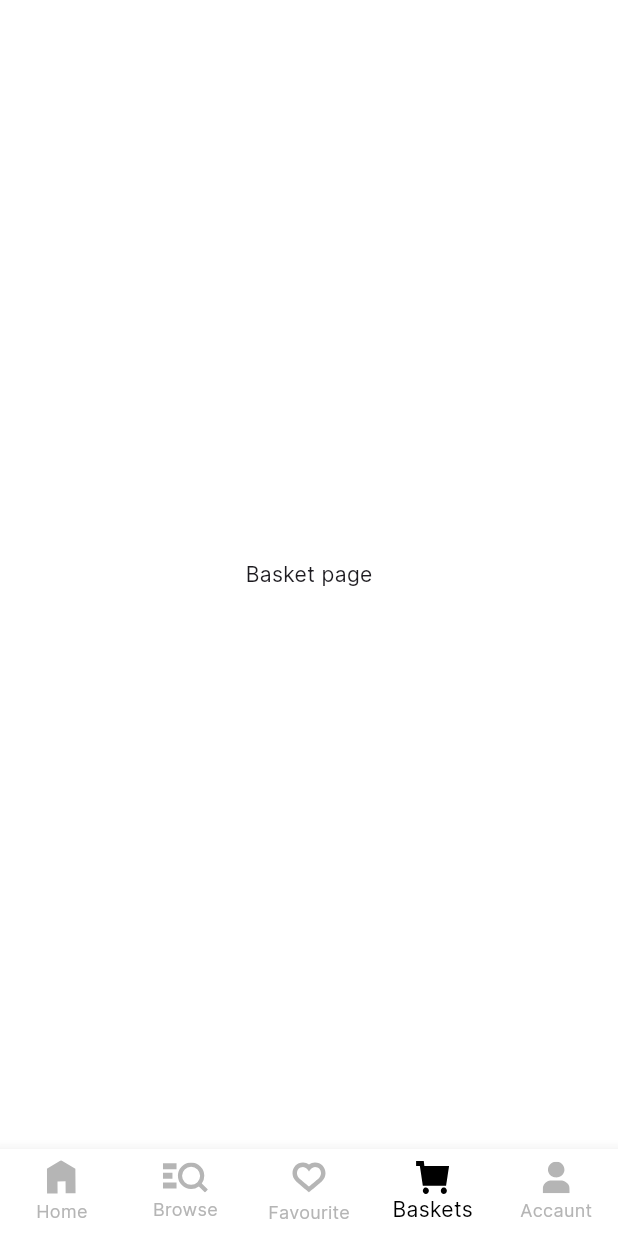
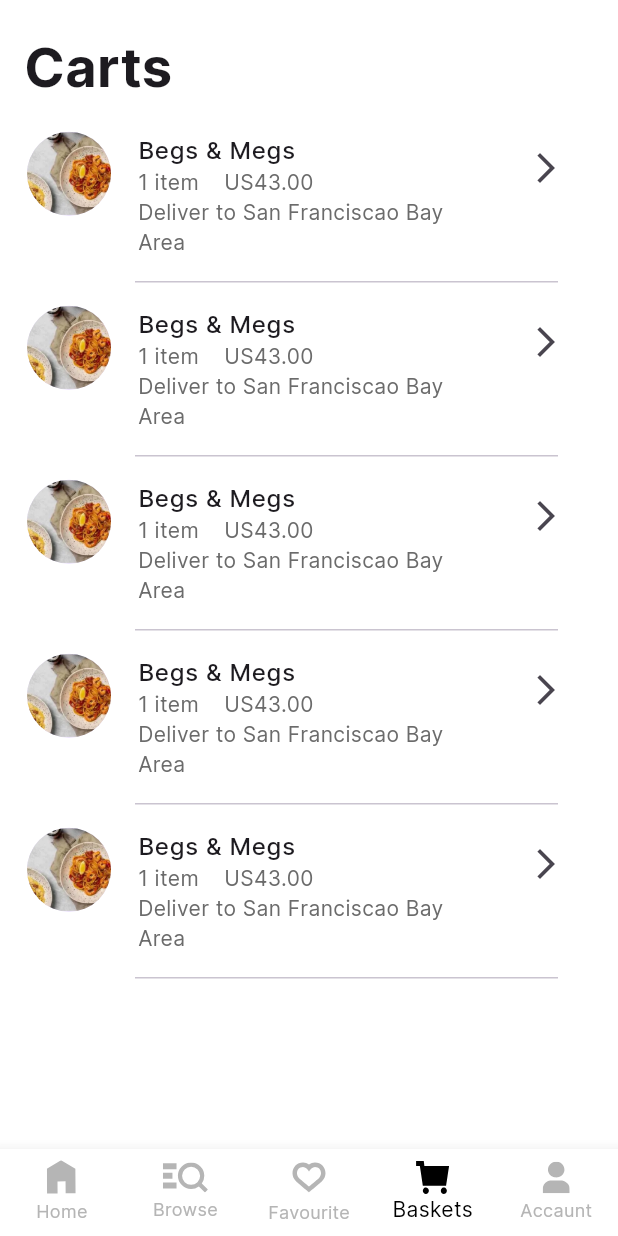
Before and after one commit to diyorxalloqov/restaurant_application, a Flutter app: the BottomNavBarPage screen opened by its route, item 4 of the bottom bar chosen, on a phone screen of 412 x 824 dp. Run offline on Flutter 3.47's test engine with Material 3 defaults, Android fonts, the phone set to English and light mode, and no system bars; our stand-ins replace adaptive_theme, connectivity_plus, dartz, dio, easy_localization, equatable and 6 more; missing offline and left inert: in_app_update; accounts and stored records are empty.

```diff
--- a/lib/core/constants/assets/app_colors.dart
+++ b/lib/core/constants/assets/app_colors.dart
@@ -56,3 +56,4 @@ Color itemSubtitleColor = const Color(0xff6B6B6B);
 Color searchIconColor = const Color(0xff000000);
 Color searchIconDarkColor = const Color(0xffFFFFFF);
 Color searchBarColor2 = const Color(0xffEEEEEE);
+Color basketDescColor = const Color(0xff545454);
--- a/lib/core/constants/assets/app_icon.dart
+++ b/lib/core/constants/assets/app_icon.dart
@@ -12,7 +12,9 @@ class AppIcon {
   static const String favourite = 'assets/icons/favourite.svg';
   static const String baskets_1 = 'assets/icons/basket_1.svg';
   static const String baskets = 'assets/icons/basket.svg';
+  static const String cancel = 'assets/icons/cancel.svg';
   static const String accaunt_1 = 'assets/icons/accaunt_1.svg';
+  static const String default_filter = 'assets/icons/default_filter.svg';
   static const String accaunt = 'assets/icons/accaunt.svg';
   static const String filter = 'assets/icons/filter.svg';
   static const String schedule = 'assets/icons/schedule.svg';
--- a/lib/core/constants/assets/app_images.dart
+++ b/lib/core/constants/assets/app_images.dart
@@ -9,6 +9,8 @@ class AppImages {
   static const String onBoarding4 = 'assets/images/onboarding4.png';
   static const String search_product = 'assets/images/search_product.png';
   static const String default_profile = 'assets/images/default_profile.png';
+  static const String carts = 'assets/images/carts.png';
+
 
 
 }
--- a/lib/core/lang/en.json
+++ b/lib/core/lang/en.json
@@ -47,6 +47,12 @@
     "help": "Help",
     "searchHint": "What are you craving?",
     "searchPageHint": "Food, shopping, drinks, etc",
-    "allCategories": "All categories"
+    "allCategories": "All categories",
+    "searchFavouriteHint": "search to favourited item",
+    "carts": "Carts",
+    "basketEmpty": "Add items to start a basket",
+    "basketEmptyDesc": "Once you add items from a restuarant or\nstore, your basket will appear here",
+    "startShopping": "Start Shopping",
+    "filters": "All filters"
 
 }
--- a/lib/core/theme/app_theme.dart
+++ b/lib/core/theme/app_theme.dart
@@ -30,8 +30,7 @@ class AppTheme {
       fontSize: AppSizes.size_12,
     )),
     searchBarTheme: const SearchBarThemeData(
-      backgroundColor: WidgetStatePropertyAll<Color>(Colors.white)
-    ),
+        backgroundColor: WidgetStatePropertyAll<Color>(Colors.white)),
     inputDecorationTheme: InputDecorationTheme(
         border: OutlineInputBorder(borderRadius: BorderRadius.circular(8)),
         focusedBorder: OutlineInputBorder(
@@ -55,11 +54,11 @@ class AppTheme {
     }),
     cardTheme: CardTheme(color: cardColor),
     tabBarTheme: TabBarTheme(
-      indicatorSize: TabBarIndicatorSize.tab,
-      dividerColor: Colors.transparent,
-      unselectedLabelColor: tabLabelUnselectedColor,
-      labelColor: tabLabelSelectedColor,
-    ),
+        indicatorSize: TabBarIndicatorSize.tab,
+        dividerColor: Colors.transparent,
+        unselectedLabelColor: tabLabelUnselectedColor,
+        labelColor: tabLabelSelectedColor),
+    bottomSheetTheme: BottomSheetThemeData(backgroundColor: bottomSheetColor),
     visualDensity: VisualDensity.adaptivePlatformDensity,
     elevatedButtonTheme: ElevatedButtonThemeData(
         style: ElevatedButton.styleFrom(
@@ -83,6 +82,10 @@ class AppTheme {
       unselectedLabelColor: tabLabelUnselectedDarkColor,
       labelColor: tabLabelSelectedDarkColor,
     ),
+
+    bottomSheetTheme:
+        BottomSheetThemeData(backgroundColor: bottomSheetDarkColor),
+
     fontFamily: AppfontFamily.inter,
     inputDecorationTheme: InputDecorationTheme(
         border: OutlineInputBorder(borderRadius: BorderRadius.circular(8)),
@@ -95,8 +98,7 @@ class AppTheme {
         filled: true,
         fillColor: textFormFieldFillDarkColor),
     searchBarTheme: const SearchBarThemeData(
-        backgroundColor: WidgetStatePropertyAll<Color>(Colors.black)
-    ),
+        backgroundColor: WidgetStatePropertyAll<Color>(Colors.black)),
     cardTheme: CardTheme(color: cardDarkColor),
     bottomNavigationBarTheme:
         BottomNavigationBarThemeData(backgroundColor: bottomNavbarBlackColor),
--- a/lib/modules/basket/ui/basket_page.dart
+++ b/lib/modules/basket/ui/basket_page.dart
@@ -1,12 +1,69 @@
+import 'package:restaurant_app/modules/basket/ui/widgets/basket_item_widget.dart';
 import 'package:restaurant_app/modules/global/imports/app_imports.dart';
 
 class BasketPage extends StatelessWidget {
-  const BasketPage({super.key});
+  final VoidCallback onTap;
+  const BasketPage({super.key, required this.onTap});
 
   @override
   Widget build(BuildContext context) {
-    return Center(
-      child: Text('Basket page'),
+    return Column(
+      children: [
+        const SpaceHeight(height: 10),
+        Align(
+          alignment: Alignment.topLeft,
+          child: Padding(
+            padding: const EdgeInsets.symmetric(horizontal: 16, vertical: 10),
+            child: Text(
+              'carts'.tr(),
+              style: const TextStyle(
+                  fontSize: AppSizes.size_36, fontWeight: AppFontWeight.w_700),
+            ),
+          ),
+        ),
+        //! is not empty
+        Expanded(
+            child: ListView.builder(
+                itemCount: 5,
+                itemBuilder: (context, index) {
+                  return BasketItem(
+                    onTap: () {},
+                    title: 'Begs & Megs',
+                    image: AppImages.default_product_max,
+                    subtitle:
+                        '1 item    US43.00\nDeliver to San Franciscao Bay Area',
+                  );
+                })),
+        // Column(
+        //   children: [
+        //     const SpaceHeight(height: 71),
+        //     Center(child: Image.asset(AppImages.carts)),
+        //     Text('basketEmpty'.tr(),
+        //         style: const TextStyle(
+        //             fontSize: AppSizes.size_20,
+        //             fontWeight: AppFontWeight.w_500)),
+        //     const SpaceHeight(height: 12),
+        //     Text('basketEmptyDesc'.tr(),
+        //         style: TextStyle(
+        //             fontSize: AppSizes.size_16,
+        //             fontWeight: AppFontWeight.w_400,
+        //             color: basketDescColor)),
+        //     const SpaceHeight(height: 38),
+        //     ElevatedButton(
+        //         onPressed: onTap,
+        //         style: ElevatedButton.styleFrom(
+        //             padding: const EdgeInsets.symmetric(
+        //                 vertical: 10, horizontal: 16),
+        //             shape: RoundedRectangleBorder(
+        //                 borderRadius: BorderRadius.circular(99))),
+        //         child: Text('startShopping'.tr(),
+        //             style: const TextStyle(
+        //                 color: Colors.white,
+        //                 fontWeight: AppFontWeight.w_500,
+        //                 fontSize: AppSizes.size_14))),
+        //   ],
+        // )
+      ],
     );
   }
 }
--- /dev/null
+++ b/lib/modules/basket/ui/widgets/basket_item_widget.dart
@@ -0,0 +1,41 @@
+import 'package:restaurant_app/modules/global/imports/app_imports.dart';
+
+class BasketItem extends StatelessWidget {
+  final VoidCallback onTap;
+  final String image;
+  final String title;
+  final String subtitle;
+  const BasketItem(
+      {super.key,
+      required this.image,
+      required this.title,
+      required this.subtitle,
+      required this.onTap});
+
+  @override
+  Widget build(BuildContext context) {
+    return Column(
+      children: [
+        ListTile(
+          onTap: onTap,
+          isThreeLine: true,
+          leading: CircleAvatar(
+            radius: 30,
+            backgroundImage: AssetImage(image),
+          ),
+          title: Text(title,
+              style: const TextStyle(
+                  fontWeight: AppFontWeight.w_500, fontSize: AppSizes.size_16)),
+          subtitle: Text(subtitle,
+              style: TextStyle(
+                  fontSize: AppSizes.size_14,
+                  color: itemSubtitleColor,
+                  fontWeight: AppFontWeight.w_400)),
+          trailing: IconButton(
+              onPressed: () {}, icon: const Icon(Icons.arrow_forward_ios)),
+        ),
+        const Divider(indent: 90, endIndent: 40)
+      ],
+    );
+  }
+}
--- a/lib/modules/bottom_nav_bar/bottom_nav_bar.dart
+++ b/lib/modules/bottom_nav_bar/bottom_nav_bar.dart
@@ -14,13 +14,25 @@ class BottomNavBarPage extends StatefulWidget {
 
 class _BottomNavBarPageState extends State<BottomNavBarPage> {
   int currentIndex = 0;
-  final List<Widget> _screens = const [
-    HomePage(),
-    SearchPage(),
-    FavouritePage(),
-    BasketPage(),
-    AccauntPage()
-  ];
+  late List<Widget> _screens;
+
+  void _onTapCallback() {
+    setState(() {
+      currentIndex = 0;
+    });
+  }
+
+  @override
+  void initState() {
+    _screens = [
+      const HomePage(),
+      const SearchPage(),
+      const FavouritePage(),
+      BasketPage(onTap: _onTapCallback),
+      const AccauntPage()
+    ];
+    super.initState();
+  }
 
   final List<String> activeIcons = const [
     AppIcon.home,
--- a/lib/modules/home/ui/home_page.dart
+++ b/lib/modules/home/ui/home_page.dart
@@ -1,4 +1,5 @@
 import 'package:restaurant_app/modules/global/imports/app_imports.dart';
+import 'package:restaurant_app/modules/home/ui/widgets/show_filter_bottom_sheet.dart';
 
 
 class HomePage extends StatelessWidget {
@@ -57,7 +58,7 @@ class HomePage extends StatelessWidget {
                     children: [
                       const SpaceWidth(width: 20),
                       IconButton(
-                          onPressed: () {},
+                          onPressed: ()=>showFilterBottomSheet(context),
                           icon: SvgPicture.asset(AppIcon.filter,
                               color: context.isDark ? Colors.white : null)),
                       const SpaceWidth(width: 5),
--- a/lib/modules/home/ui/tab_pages/delivery.dart
+++ b/lib/modules/home/ui/tab_pages/delivery.dart
@@ -1,6 +1,5 @@
 import 'package:restaurant_app/modules/global/imports/app_imports.dart';
 import 'package:restaurant_app/modules/home/ui/widgets/category_widget.dart';
-import 'package:restaurant_app/modules/home/ui/widgets/delivery_item.dart';
 import 'package:restaurant_app/modules/home/ui/widgets/page_view_widget.dart';
 
 class Delivery extends StatelessWidget {
@@ -37,9 +36,7 @@ class Delivery extends StatelessWidget {
               ),
               Padding(
                 padding: const EdgeInsets.symmetric(horizontal: 16),
-                child: DeliveryItem(
-
-                ),
+                child: DeliveryItem(),
               ),
             ],
           );
--- a/lib/modules/search/ui/search_page.dart
+++ b/lib/modules/search/ui/search_page.dart
@@ -20,7 +20,7 @@ class SearchPage extends StatelessWidget {
           ),
         ),
         Padding(
-          padding: const EdgeInsets.symmetric(horizontal: 16, vertical: 10),
+          padding: const EdgeInsets.symmetric(horizontal: 16),
           child: Text('allCategories'.tr(),
               style: const TextStyle(
                   fontWeight: AppFontWeight.w_500, fontSize: AppSizes.size_24)),
```
Also changed, not shown: lib/modules/favourite/ui/favourite_page.dart (+26 -2 lines), lib/modules/favourite/ui/widgets/favourite_item.dart (added, +61 -0 lines), lib/modules/home/ui/widgets/show_filter_bottom_sheet.dart (added, +98 -0 lines), assets/icons/cancel.svg (added), assets/icons/default_filter.svg (added), assets/images/carts.png (added).
